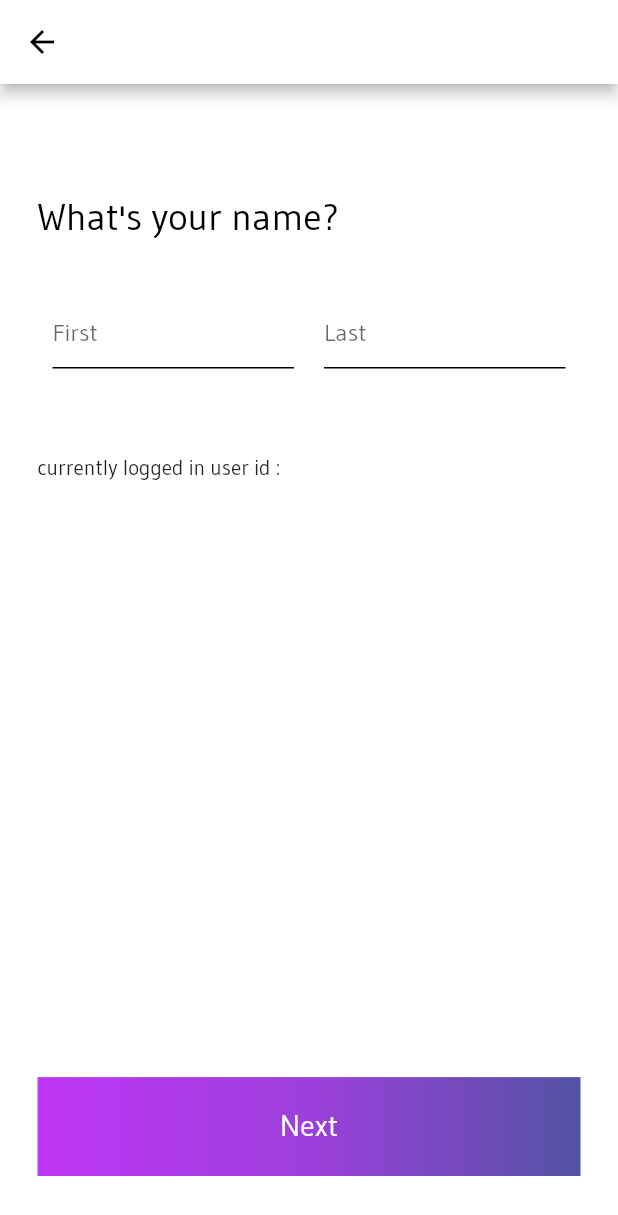
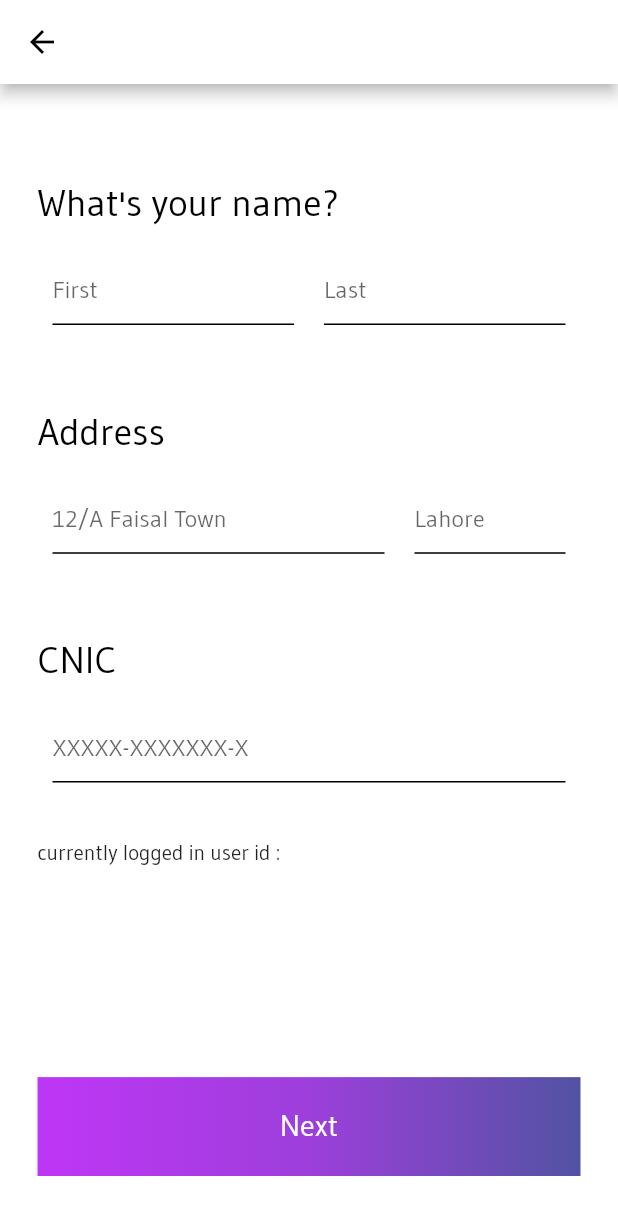
Before and after one commit to Arhamirfan/Hall-Bookify, a Flutter app: the nameRegistration screen opened directly with empty values, on a phone screen of 412 x 824 dp. Shown: the top 1215 px of the screen. Run offline on Flutter 3.47's test engine with Material 2 defaults, Android fonts, the phone set to English and light mode, and no system bars; our stand-ins replace cloud_firestore, firebase_auth, firebase_core, font_awesome_flutter, google_sign_in, pinput and 1 more; missing offline and left inert: flutter_facebook_login, international_phone_input; accounts and stored records are empty.

Commit message:
more data added in firebase

```diff
--- a/lib/Models/phoneAuth.dart
+++ b/lib/Models/phoneAuth.dart
@@ -28,9 +28,9 @@ class getnames extends ChangeNotifier {
     agerememberMe = newValue;
 
     if (agerememberMe) {
-      // TODO: Here goes your functionality that remembers the user.
+      //  Here goes your functionality that remembers the user.
     } else {
-      // TODO: Forget the user
+      // Forget the user
     }
     notifyListeners();
     // });
--- a/lib/Screens/loginScreens/phoneOTPverification.dart
+++ b/lib/Screens/loginScreens/phoneOTPverification.dart
@@ -24,7 +24,7 @@ class _phoneOTPverificationState extends State<phoneOTPverification> {
   String _verificationCode = "";
   final GlobalKey<ScaffoldState> _scaffoldkey = GlobalKey<ScaffoldState>();
 
-  int _start = 60;
+  int _start = 90;
   late Timer _timer;
   void startTimer() {
     const oneSec = const Duration(seconds: 1);
@@ -75,7 +75,7 @@ class _phoneOTPverificationState extends State<phoneOTPverification> {
             _verificationCode = verificationId;
           });
         },
-        timeout: Duration(seconds: 60));
+        timeout: Duration(seconds: 90));
   }
 
   @override
--- a/lib/Screens/loginScreens/registerPhoneNameData.dart
+++ b/lib/Screens/loginScreens/registerPhoneNameData.dart
@@ -12,7 +12,7 @@ import 'ageConfirmation.dart';
 class nameRegistration extends StatelessWidget {
   nameRegistration({required this.phoneNumber});
   static const String id = 'nameRegistration';
-  String first = "", last = "";
+  String first = "", last = "", address = "", city = "", cnic = "";
   final String phoneNumber;
   var userID = FirebaseAuth.instance.currentUser!.uid;
   late final Function oncontextChanged;
@@ -38,7 +38,7 @@ class nameRegistration extends StatelessWidget {
           crossAxisAlignment: CrossAxisAlignment.center,
           children: [
             Container(
-              height: MediaQuery.of(context).size.height * .3,
+              height: MediaQuery.of(context).size.height * .6,
               width: MediaQuery.of(context).size.width,
               child: Column(
                 mainAxisAlignment: MainAxisAlignment.spaceAround,
@@ -48,57 +48,19 @@ class nameRegistration extends StatelessWidget {
                     'What\'s your name?',
                     style: kmlblackText,
                   ),
-                  Row(
-                    mainAxisAlignment: MainAxisAlignment.spaceAround,
-                    children: [
-                      Expanded(
-                        child: Padding(
-                          padding: const EdgeInsets.symmetric(horizontal: 10.0),
-                          child: TextField(
-                            onChanged: (value) {
-                              first =
-                                  Provider.of<getnames>(context, listen: false)
-                                      .registerNames(value);
-                              //todo: add getnames class in main Provider then call function here
-                            },
-                            decoration: InputDecoration(
-                              hintText: 'First',
-                              enabledBorder: UnderlineInputBorder(
-                                borderSide: BorderSide(color: Colors.black),
-                              ),
-                              focusedBorder: UnderlineInputBorder(
-                                borderSide:
-                                    BorderSide(color: Colors.black, width: 2),
-                              ),
-                            ),
-                          ),
-                        ),
-                      ),
-                      Expanded(
-                        child: Padding(
-                          padding: const EdgeInsets.symmetric(horizontal: 10.0),
-                          child: TextField(
-                            onChanged: (value) {
-                              last =
-                                  Provider.of<getnames>(context, listen: false)
-                                      .registerNames(value);
-                              //todo: add getnames class in main Provider then call function here
-                            },
-                            decoration: InputDecoration(
-                              hintText: 'Last',
-                              enabledBorder: UnderlineInputBorder(
-                                borderSide: BorderSide(color: Colors.black),
-                              ),
-                              focusedBorder: UnderlineInputBorder(
-                                borderSide:
-                                    BorderSide(color: Colors.black, width: 2),
-                              ),
-                            ),
-                          ),
-                        ),
-                      )
-                    ],
+                  loginDetailsMethodName(context),
+                  SizedBox(height: 20),
+                  Text(
+                    'Address',
+                    style: kmlblackText,
                   ),
+                  loginDetailsMethodAddress(context),
+                  SizedBox(height: 20),
+                  Text(
+                    'CNIC',
+                    style: kmlblackText,
+                  ),
+                  loginDetailsMethodcnic(context),
                   Padding(
                     padding: const EdgeInsets.symmetric(vertical: 20.0),
                     child: Container(
@@ -123,13 +85,17 @@ class nameRegistration extends StatelessWidget {
                         try {
                           print(first);
                           print(last);
+                          print(address);
+                          print(city);
+                          print(cnic);
                           DatabaseService(uid: userID)
-                              .registerOrUpdateData2(first, last, phoneNumber)
+                              .registerOrUpdateData2(first, last, phoneNumber,
+                                  address, city, cnic, userID)
                               .then((value) async {
                             SharedPreferences sharedpreference =
                                 await SharedPreferences.getInstance();
                             sharedpreference.setString("PHONE", phoneNumber);
-                            print("Successfully saved Shared Preference");
+                            print("Successfully saved PhoneShared Preference");
                           });
 
                           Navigator.push(
@@ -149,4 +115,130 @@ class nameRegistration extends StatelessWidget {
       )),
     );
   }
+
+  Row loginDetailsMethodName(BuildContext context) {
+    return Row(
+      mainAxisAlignment: MainAxisAlignment.spaceAround,
+      children: [
+        Expanded(
+          child: Padding(
+            padding: const EdgeInsets.symmetric(horizontal: 10.0),
+            child: TextField(
+              onChanged: (value) {
+                first = Provider.of<getnames>(context, listen: false)
+                    .registerNames(value);
+              },
+              decoration: InputDecoration(
+                hintText: 'First',
+                enabledBorder: UnderlineInputBorder(
+                  borderSide: BorderSide(color: Colors.black),
+                ),
+                focusedBorder: UnderlineInputBorder(
+                  borderSide: BorderSide(color: Colors.black, width: 2),
+                ),
+              ),
+            ),
+          ),
+        ),
+        Expanded(
+          child: Padding(
+            padding: const EdgeInsets.symmetric(horizontal: 10.0),
+            child: TextField(
+              onChanged: (value) {
+                last = Provider.of<getnames>(context, listen: false)
+                    .registerNames(value);
+              },
+              decoration: InputDecoration(
+                hintText: 'Last',
+                enabledBorder: UnderlineInputBorder(
+                  borderSide: BorderSide(color: Colors.black),
+                ),
+                focusedBorder: UnderlineInputBorder(
+                  borderSide: BorderSide(color: Colors.black, width: 2),
+                ),
+              ),
+            ),
+          ),
+        )
+      ],
+    );
+  }
+
+  Row loginDetailsMethodAddress(BuildContext context) {
+    return Row(
+      mainAxisAlignment: MainAxisAlignment.spaceAround,
+      children: [
+        Expanded(
+          flex: 2,
+          child: Padding(
+            padding: const EdgeInsets.symmetric(horizontal: 10.0),
+            child: TextField(
+              onChanged: (value) {
+                address = Provider.of<getnames>(context, listen: false)
+                    .registerNames(value);
+              },
+              decoration: InputDecoration(
+                hintText: '12/A Faisal Town',
+                enabledBorder: UnderlineInputBorder(
+                  borderSide: BorderSide(color: Colors.black),
+                ),
+                focusedBorder: UnderlineInputBorder(
+                  borderSide: BorderSide(color: Colors.black, width: 2),
+                ),
+              ),
+            ),
+          ),
+        ),
+        Expanded(
+          flex: 1,
+          child: Padding(
+            padding: const EdgeInsets.symmetric(horizontal: 10.0),
+            child: TextField(
+              onChanged: (value) {
+                city = Provider.of<getnames>(context, listen: false)
+                    .registerNames(value);
+              },
+              decoration: InputDecoration(
+                hintText: 'Lahore',
+                enabledBorder: UnderlineInputBorder(
+                  borderSide: BorderSide(color: Colors.black),
+                ),
+                focusedBorder: UnderlineInputBorder(
+                  borderSide: BorderSide(color: Colors.black, width: 2),
+                ),
+              ),
+            ),
+          ),
+        )
+      ],
+    );
+  }
+
+  Row loginDetailsMethodcnic(BuildContext context) {
+    return Row(
+      mainAxisAlignment: MainAxisAlignment.spaceAround,
+      children: [
+        Expanded(
+          child: Padding(
+            padding: const EdgeInsets.symmetric(horizontal: 10.0),
+            child: TextField(
+              onChanged: (value) {
+                cnic = Provider.of<getnames>(context, listen: false)
+                    .registerNames(value);
+              },
+              decoration: InputDecoration(
+                hintText: 'XXXXX-XXXXXXX-X',
+                enabledBorder: UnderlineInputBorder(
+                  borderSide: BorderSide(color: Colors.black),
+                ),
+                focusedBorder: UnderlineInputBorder(
+                  borderSide: BorderSide(color: Colors.black, width: 2),
+                ),
+              ),
+            ),
+          ),
+        ),
+      ],
+    );
+  }
 }
```
Also changed, not shown: lib/Models/FirebaseService.dart (+17 -3 lines), 1 other file.
